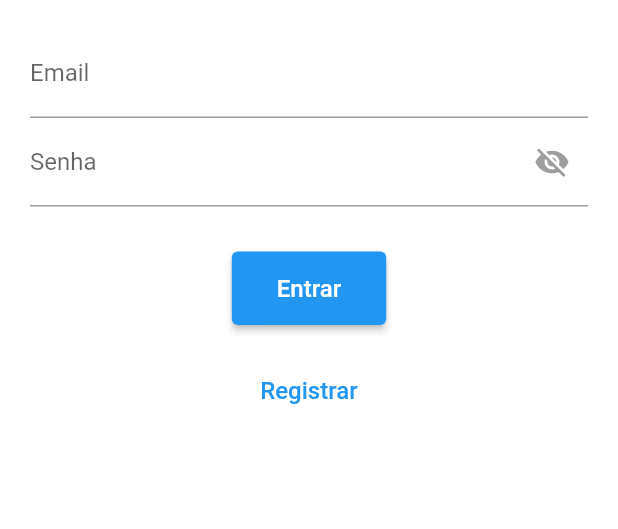
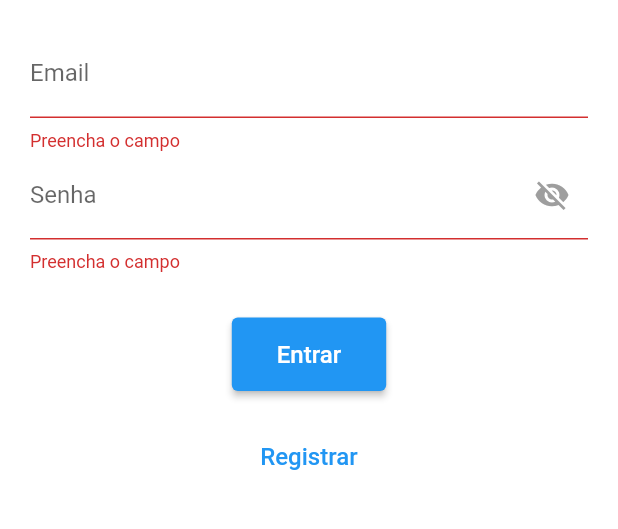
Before and after one commit to luizeduardom/training_sheep_app, a Flutter app: the screen it shows after launch, on a phone screen of 412 x 824 dp, the part 527-1056 px from its top. Run offline on Flutter 3.47's test engine with Material 2 defaults, Android fonts, the phone set to English and light mode, and no system bars; our stand-ins replace cloud_firestore, firebase_auth, firebase_core; accounts and stored records are empty.

Commit message:
validação dos campos feita

```diff
--- a/lib/LoginPage.dart
+++ b/lib/LoginPage.dart
@@ -12,10 +12,47 @@ class LoginPage extends StatefulWidget {
 }
 
 class _LoginPageState extends State<LoginPage> {
+  bool _isEmailFieldValid = false;
+  bool _isPasswordFieldValid = false;
+
   final FirebaseAuth _auth = FirebaseAuth.instance;
   final TextEditingController _emailController = TextEditingController();
   final TextEditingController _passwordController = TextEditingController();
   bool _passwordVisible = false;
+
+  void _validateEmailTextField(String text) {
+    if (text.isEmpty) {
+      setState(() {
+        _isEmailFieldValid = false; // O campo não é válido
+      });
+    } else {
+      setState(() {
+        _isEmailFieldValid = true; // O campo é válido
+      });
+    }
+  }
+
+  void _validatePasswordTextField(String text) {
+    if (text.isEmpty) {
+      setState(() {
+        _isPasswordFieldValid = false; // O campo não é válido
+      });
+    } else {
+      setState(() {
+        _isPasswordFieldValid = true; // O campo é válido
+      });
+    }
+  }
+
+  void _validar(){
+    if (_isPasswordFieldValid && _isEmailFieldValid){
+      _signIn();
+    } else {
+      mostrarDlgGenerica(context, "Preencha os campos necessários");
+    }
+  }
+
+
 
   Future<void> _signIn() async {
     String email = _emailController.text.trim();
@@ -33,8 +70,6 @@ class _LoginPageState extends State<LoginPage> {
         ));
       }
 
-
-      mostrarDlgGenerica(context, "Logado com sucesso");
     } on FirebaseAuthException catch (e) {
       if (e.code == 'INVALID_LOGIN_CREDENTIALS') {
         mostrarDlgGenerica(context, "Senha ou usuário inválido.");
@@ -53,7 +88,7 @@ class _LoginPageState extends State<LoginPage> {
       resizeToAvoidBottomInset: false,
       backgroundColor: Colors.white,
       appBar: AppBar(
-        title: Text('Login'),
+        title: const Text('Login'),
         centerTitle: true,
       ),
       body: SingleChildScrollView(
@@ -72,12 +107,16 @@ class _LoginPageState extends State<LoginPage> {
                 children: <Widget>[
                   TextField(
                     controller: _emailController,
-                    decoration: InputDecoration(labelText: 'Email'),
+                    onChanged: _validateEmailTextField,
+                    decoration: InputDecoration(labelText: 'Email',
+                      errorText: _isEmailFieldValid ? null : 'Preencha o campo',),
                   ),
-                  TextFormField(
+                  TextField(
                     controller: _passwordController,
+                    onChanged: _validatePasswordTextField,
                     decoration: InputDecoration(
                       labelText: 'Senha',
+                      errorText: _isPasswordFieldValid ? null : 'Preencha o campo',
                       suffixIcon: IconButton(
                         icon: Icon(
                           _passwordVisible
@@ -95,21 +134,21 @@ class _LoginPageState extends State<LoginPage> {
                     obscureText:
                         !_passwordVisible, // Alterna entre texto normal e texto oculto
                   ),
-                  SizedBox(height: 30.0),
+                  const SizedBox(height: 30.0),
                   ElevatedButton(
-                    onPressed: _signIn,
+                    onPressed: _validar,
                     style: ElevatedButton.styleFrom(
                       padding:
-                          EdgeInsets.symmetric(vertical: 15, horizontal: 30),
+                          const EdgeInsets.symmetric(vertical: 15, horizontal: 30),
                     ),
-                    child: Text('Entrar', style: TextStyle(fontSize: 16)),
+                    child: const Text('Entrar', style: TextStyle(fontSize: 16)),
                   ),
-                  SizedBox(height: 20.0),
+                  const SizedBox(height: 20.0),
                   TextButton(
                     onPressed: () {
                       // Função de registrar
                     },
-                    child: Text('Registrar', style: TextStyle(fontSize: 16)),
+                    child: const Text('Registrar', style: TextStyle(fontSize: 16)),
                   ),
                 ],
               ),
```
